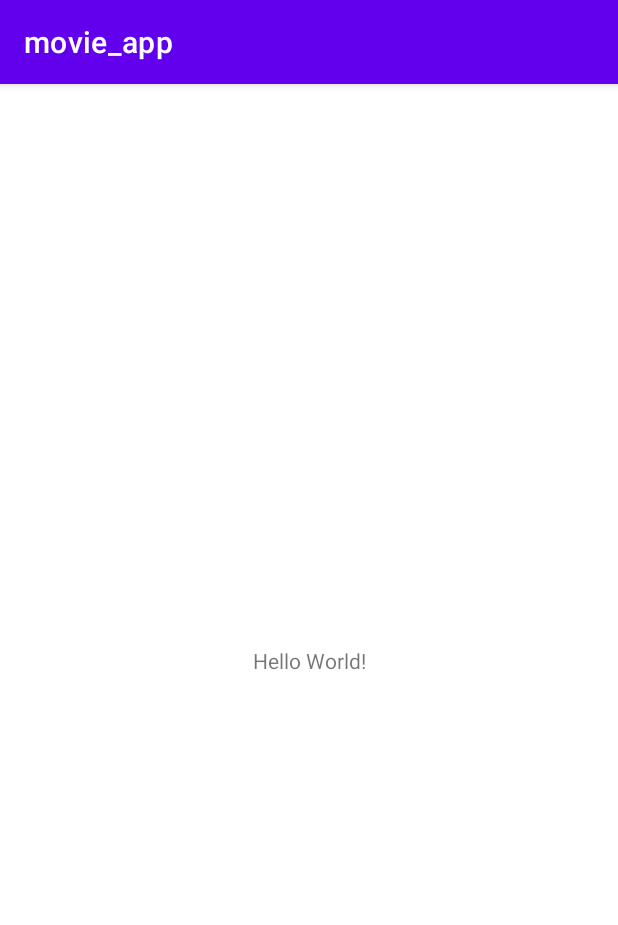
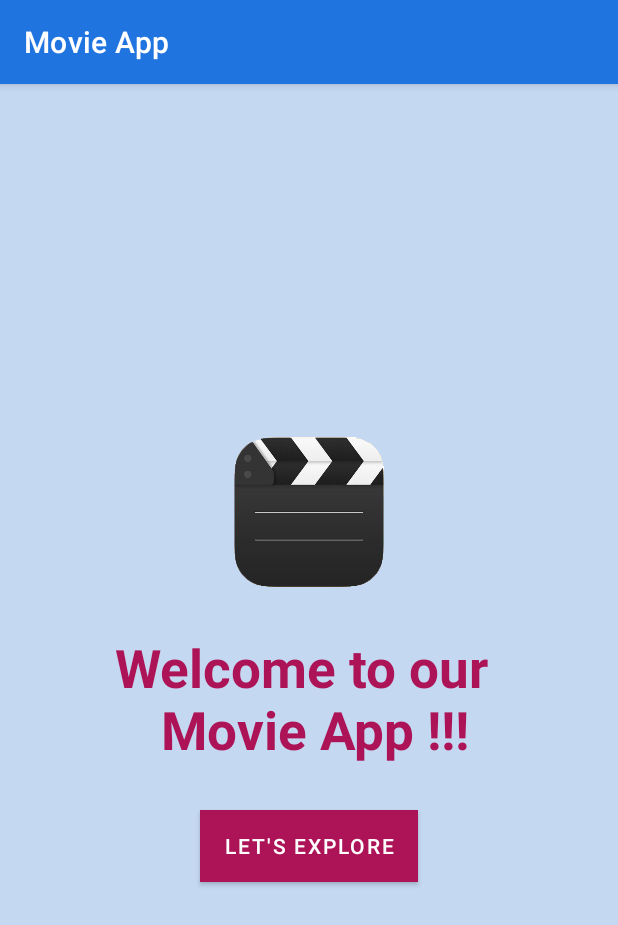
Before and after one commit to rokydas/movie-app-kotlin, an Android app: the screen it shows after launch (MainActivity), on a phone screen of 412 x 824 dp. Shown: the top 925 px of the screen. Run offline under Robolectric (Android 15) with nearby library versions, the phone set to English and light mode, and no system bars.

Commit message:
welcome screen done

```diff
--- a/app/build.gradle
+++ b/app/build.gradle
@@ -1,6 +1,7 @@
 plugins {
     id 'com.android.application'
     id 'kotlin-android'
+    id 'kotlin-android-extensions'
 }
 
 android {
--- a/app/src/main/AndroidManifest.xml
+++ b/app/src/main/AndroidManifest.xml
@@ -9,6 +9,9 @@
         android:roundIcon="@mipmap/ic_launcher_round"
         android:supportsRtl="true"
         android:theme="@style/Theme.Movie_app">
+
+        <activity android:name=".movies_activity" />
+
         <activity android:name=".MainActivity">
             <intent-filter>
                 <action android:name="android.intent.action.MAIN" />
--- a/app/src/main/java/com/example/movie_app/MainActivity.kt
+++ b/app/src/main/java/com/example/movie_app/MainActivity.kt
@@ -1,11 +1,19 @@
 package com.example.movie_app
 
+import android.content.Intent
 import androidx.appcompat.app.AppCompatActivity
 import android.os.Bundle
+import kotlinx.android.synthetic.main.activity_main.*
 
 class MainActivity : AppCompatActivity() {
     override fun onCreate(savedInstanceState: Bundle?) {
         super.onCreate(savedInstanceState)
         setContentView(R.layout.activity_main)
+
+        explore_btn.setOnClickListener{
+            val intentMovies = Intent(this, Movies_Activity::class.java)
+            startActivity(intentMovies)
+        }
+
     }
 }
--- a/app/src/main/res/layout/activity_main.xml
+++ b/app/src/main/res/layout/activity_main.xml
@@ -1,18 +1,39 @@
 <?xml version="1.0" encoding="utf-8"?>
-<androidx.constraintlayout.widget.ConstraintLayout xmlns:android="http://schemas.android.com/apk/res/android"
+<LinearLayout
+    xmlns:android="http://schemas.android.com/apk/res/android"
     xmlns:app="http://schemas.android.com/apk/res-auto"
     xmlns:tools="http://schemas.android.com/tools"
     android:layout_width="match_parent"
     android:layout_height="match_parent"
+    android:gravity="center"
+    android:orientation="vertical"
+    android:background="@color/screen_bg"
     tools:context=".MainActivity">
+
+    <ImageView
+        android:layout_width="100dp"
+        android:layout_height="100dp"
+        android:layout_marginBottom="20dp"
+        android:src="@drawable/logo" />
 
     <TextView
         android:layout_width="wrap_content"
         android:layout_height="wrap_content"
-        android:text="Hello World!"
-        app:layout_constraintBottom_toBottomOf="parent"
-        app:layout_constraintLeft_toLeftOf="parent"
-        app:layout_constraintRight_toRightOf="parent"
-        app:layout_constraintTop_toTopOf="parent" />
+        android:text="Welcome to our \n Movie App !!!"
+        android:layout_margin="10dp"
+        android:textSize="35dp"
+        android:layout_gravity="center_horizontal"
+        android:textAlignment="center"
+        android:textColor="@color/primary"
+        android:textStyle="bold" />
 
-</androidx.constraintlayout.widget.ConstraintLayout>
+    <Button
+        android:id="@+id/explore_btn"
+        android:layout_width="wrap_content"
+        android:layout_height="wrap_content"
+        android:layout_marginTop="20dp"
+        android:background="@color/primary"
+        android:text="Let's Explore"
+        app:backgroundTint="@color/primary" />
+
+</LinearLayout>
--- a/app/src/main/res/values/colors.xml
+++ b/app/src/main/res/values/colors.xml
@@ -7,4 +7,7 @@
     <color name="teal_700">#FF018786</color>
     <color name="black">#FF000000</color>
     <color name="white">#FFFFFFFF</color>
+    <color name="primary">#AD1457</color>
+    <color name="screen_bg">#C4D8F1</color>
+    <color name="app_bar_bg">#2074DF</color>
 </resources>
--- a/app/src/main/res/values/strings.xml
+++ b/app/src/main/res/values/strings.xml
@@ -1,3 +1,3 @@
 <resources>
-    <string name="app_name">movie_app</string>
+    <string name="app_name">Movie App</string>
 </resources>
--- a/app/src/main/res/values/themes.xml
+++ b/app/src/main/res/values/themes.xml
@@ -2,7 +2,7 @@
     <!-- Base application theme. -->
     <style name="Theme.Movie_app" parent="Theme.MaterialComponents.DayNight.DarkActionBar">
         <!-- Primary brand color. -->
-        <item name="colorPrimary">@color/purple_500</item>
+        <item name="colorPrimary">@color/app_bar_bg</item>
         <item name="colorPrimaryVariant">@color/purple_700</item>
         <item name="colorOnPrimary">@color/white</item>
         <!-- Secondary brand color. -->
```
Also changed, not shown: app/src/main/java/com/example/movie_app/Movie_Activity.kt (added, +16 -0 lines), app/src/main/java/com/example/movie_app/Movies_Activity.kt (added, +21 -0 lines), app/src/main/java/com/example/movie_app/Result.kt (added, +18 -0 lines), app/src/main/java/com/example/movie_app/movie_data_model.kt (added, +8 -0 lines), app/src/main/res/layout/movie_activity.xml (added, +9 -0 lines), app/src/main/res/layout/movies_activity.xml (added, +13 -0 lines), app/src/main/res/drawable/logo.png (added).
